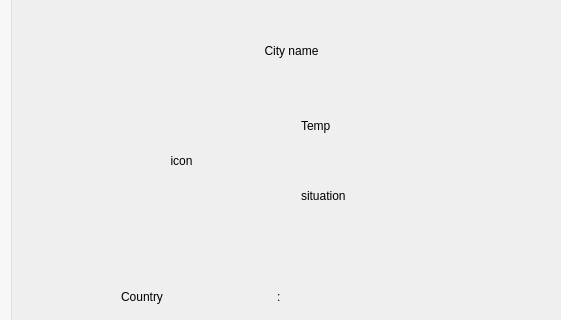
Old version of the form weather_main.ui in the repository melikkekaya/Weather_App; both pictures show x 439 to 1000 and y 224 to 544 of the 1000 by 750 pixel window.
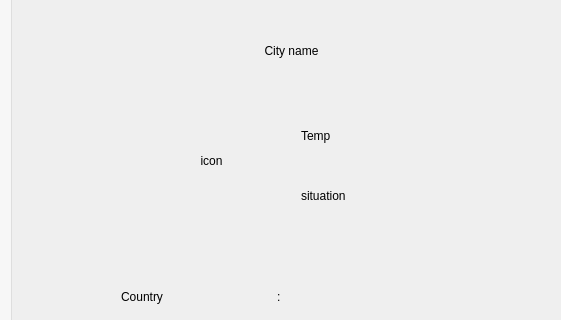
New version of the form. Icons and pictures are not drawn.

Diff of the .ui file:
```diff
--- a/weather_main.ui
+++ b/weather_main.ui
@@ -127,7 +127,7 @@
    <widget class="QLabel" name="main_lbl_showweathericon">
     <property name="geometry">
      <rect>
-      <x>530</x>
+      <x>560</x>
       <y>300</y>
       <width>181</width>
       <height>131</height>
@@ -159,7 +159,7 @@
     <property name="geometry">
      <rect>
       <x>740</x>
-      <y>300</y>
+      <y>310</y>
       <width>191</width>
       <height>61</height>
      </rect>
```
Left out of the diff: 15 changed lines with no effect on the pictures.
